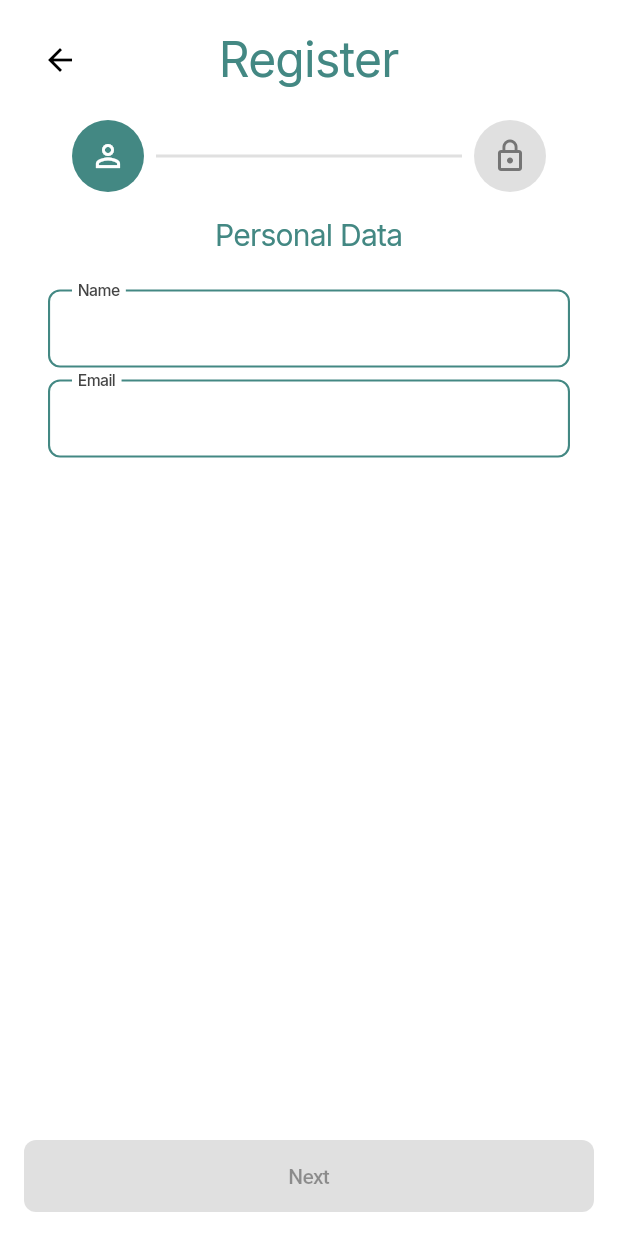
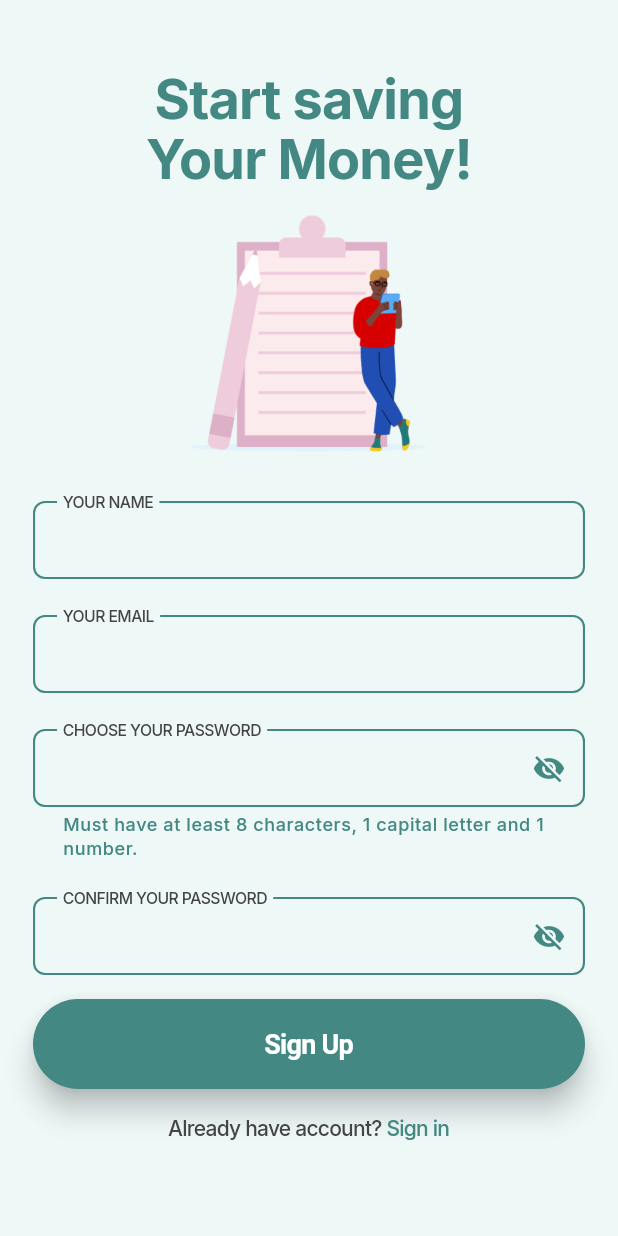
Before and after one commit to thak1996/financy_app, a Flutter app: the RegisterPage screen opened by its route, on a phone screen of 412 x 824 dp. Run offline on Flutter 3.47's test engine with Material 3 defaults, Android fonts, the phone set to English and light mode, and no system bars; our stand-ins replace dio, flutter_bloc, flutter_secure_storage, go_router, google_fonts; accounts and stored records are empty.

Commit message:
Refactor registration flow and update UI components
- Added a new registration image asset for enhanced visual appeal.
- Updated password confirmation error message for clarity.
- Removed the HeaderRegisterWidget and integrated its functionality into the RegisterPage layout.
- Refactored RegisterController to simplify state management and removed unnecessary methods.
- Enhanced TextFieldWidget to include helper text and improved validation handling.
- Streamlined the registration page layout for better user experience and accessibility.

```diff
--- a/lib/app/core/utils/validators.dart
+++ b/lib/app/core/utils/validators.dart
@@ -52,7 +52,7 @@ class Validators {
       return 'Confirmação de senha é obrigatória';
     }
     if (value != password) {
-      return 'As senhas não conferem';
+      return 'Passwords do not match. Please retype.';
     }
     return null;
   }
--- a/lib/app/core/widgets/header_register.widget.dart
+++ /dev/null
@@ -1,23 +0,0 @@
-import 'package:flutter/material.dart';
-
-class HeaderRegisterWidget extends StatelessWidget {
-  const HeaderRegisterWidget({super.key, this.onPressed, this.title});
-
-  final VoidCallback? onPressed;
-  final String? title;
-
-  @override
-  Widget build(BuildContext context) {
-    return Row(
-      mainAxisAlignment: MainAxisAlignment.spaceBetween,
-      children: [
-        IconButton(icon: const Icon(Icons.arrow_back), onPressed: onPressed),
-        Text(
-          title ?? 'Title not found',
-          style: Theme.of(context).textTheme.displayMedium,
-        ),
-        const SizedBox(width: 48),
-      ],
-    );
-  }
-}
--- a/lib/app/core/widgets/text_field.widget.dart
+++ b/lib/app/core/widgets/text_field.widget.dart
@@ -3,15 +3,16 @@ import 'package:flutter/services.dart';
 import '../theme/app.colors.dart';
 
 class TextFieldWidget extends StatefulWidget {
+  final String? Function(String?)? validator;
+  final void Function(String)? onChanged;
   final TextEditingController controller;
+  final bool enableSuggestions;
+  final String? helperText;
+  final TextInputFormatter? inputFormatter;
+  final bool isPassword;
+  final TextInputType? keyboardType;
   final String label;
-  final bool isPassword;
-  final String? Function(String?)? validator;
-  final TextInputType? keyboardType;
-  final bool enableSuggestions;
   final TextInputAction? textInputAction;
-  final TextInputFormatter? inputFormatter;
-  final void Function(String)? onChanged;
 
   const TextFieldWidget({
     super.key,
@@ -24,6 +25,7 @@ class TextFieldWidget extends StatefulWidget {
     this.textInputAction,
     this.inputFormatter,
     this.onChanged,
+    this.helperText,
   });
 
   @override
@@ -31,13 +33,12 @@ class TextFieldWidget extends StatefulWidget {
 }
 
 class _TextFieldWidgetState extends State<TextFieldWidget> {
-  bool _obscureText = true;
-
-  void _toggleObscureText() => setState(() => _obscureText = !_obscureText);
-
   @override
   Widget build(BuildContext context) {
-    return TextFormField(
+    return Column(
+      crossAxisAlignment: CrossAxisAlignment.start,
+      children: [
+        TextFormField(
           controller: widget.controller,
           obscureText: widget.isPassword && _obscureText,
           keyboardType: widget.keyboardType,
@@ -50,14 +51,30 @@ class _TextFieldWidgetState extends State<TextFieldWidget> {
           textInputAction: widget.textInputAction,
           inputFormatters:
               widget.inputFormatter != null ? [widget.inputFormatter!] : null,
-      onChanged: widget.onChanged,
           style: Theme.of(context).textTheme.bodyMedium?.copyWith(
             color: AppColors.textPrimary,
             fontWeight: FontWeight.w500,
           ),
+          onChanged: (value) {
+            if (value.length == 1) {
+              setState(() => _helperText = null);
+            } else if (value.isEmpty) {
+              setState(() => _helperText = widget.helperText);
+            }
+          },
           decoration: InputDecoration(
-        labelText: widget.label,
+            labelText: widget.label.toUpperCase(),
+            labelStyle: Theme.of(context).textTheme.bodyMedium?.copyWith(
+              color: AppColors.textPrimary,
+              fontWeight: FontWeight.w500,
+            ),
+            helperText: _helperText,
 
+            helperMaxLines: 3,
+            helperStyle: Theme.of(context).textTheme.bodySmall?.copyWith(
+              color: AppColors.textPrimary,
+              fontWeight: FontWeight.w500,
+            ),
             suffixIcon:
                 widget.isPassword
                     ? IconButton(
@@ -73,6 +90,19 @@ class _TextFieldWidgetState extends State<TextFieldWidget> {
           validator:
               widget.validator ??
               (value) => value?.isEmpty ?? true ? 'Campo obrigatório' : null,
+        ),
+      ],
     );
   }
+
+  String? _helperText;
+  bool _obscureText = true;
+
+  @override
+  void initState() {
+    super.initState();
+    _helperText = widget.helperText;
   }
+
+  void _toggleObscureText() => setState(() => _obscureText = !_obscureText);
+}
--- a/lib/app/page/auth/register/register.controller.dart
+++ b/lib/app/page/auth/register/register.controller.dart
@@ -3,42 +3,16 @@ import 'package:flutter_bloc/flutter_bloc.dart';
 import 'register.state.dart';
 
 class RegisterController extends Cubit<RegisterState> {
-  RegisterController() : super(const RegisterInitial());
+  RegisterController() : super(RegisterInitial());
 
   Future<void> register(String email, String password) async {
     try {
       await Future.delayed(const Duration(seconds: 2));
-      emit(RegisterLoading(currentStep: state.currentStep));
+      emit(RegisterLoading());
       log('email: $email');
       log('password: $password');
     } catch (e) {
-      emit(RegisterError(e.toString(), currentStep: state.currentStep));
+      emit(RegisterError(e.toString()));
     }
   }
-
-  @override
-  Future<void> close() {
-    reset();
-    return super.close();
-  }
-
-  void nextStep() {
-    if (state.currentStep < 1) {
-      emit(RegisterInitial(currentStep: state.currentStep + 1));
-    }
-  }
-
-  void goToStep(int step) {
-    if (step >= 0 && step <= 1) {
-      emit(RegisterInitial(currentStep: step));
-    }
-  }
-
-  void previousStep() {
-    if (state.currentStep > 0) {
-      emit(RegisterInitial(currentStep: state.currentStep - 1));
-    }
-  }
-
-  void reset() => emit(const RegisterInitial());
 }
--- a/lib/app/page/auth/register/register.page.dart
+++ b/lib/app/page/auth/register/register.page.dart
@@ -1,9 +1,9 @@
 import 'package:flutter/material.dart';
 import 'package:flutter_bloc/flutter_bloc.dart';
 import 'package:go_router/go_router.dart';
+import '../../../core/theme/app.colors.dart';
 import '../../../core/widgets/alert_dialog.widget.dart';
-import '../../../core/widgets/header_register.widget.dart';
-import '../../../core/widgets/step_indicator.widget.dart';
+import '../../../core/widgets/text_button.widget.dart';
 import '../../../core/widgets/text_field.widget.dart';
 import 'register.controller.dart';
 import 'register.state.dart';
@@ -21,6 +21,7 @@ class _RegisterPageState extends State<RegisterPage> {
   final passwordController = TextEditingController();
   final confirmPasswordController = TextEditingController();
   final nameController = TextEditingController();
+  final _formKey = GlobalKey<FormState>();
 
   @override
   void dispose() {
@@ -47,55 +48,93 @@ class _RegisterPageState extends State<RegisterPage> {
         builder: (context, state) {
           final controller = context.read<RegisterController>();
           return Scaffold(
-            body: SafeArea(
-              child: Padding(
-                padding: const EdgeInsets.all(16),
+            backgroundColor: AppColors.iceWhite,
+            body: Padding(
+              padding: const EdgeInsets.all(22),
+              child: Center(
+                child: SingleChildScrollView(
+                  child: ConstrainedBox(
+                    constraints: BoxConstraints(maxWidth: 400),
+                    child: Column(
+                      mainAxisAlignment: MainAxisAlignment.center,
+                      crossAxisAlignment: CrossAxisAlignment.center,
+                      children: [
+                        Center(
+                          child: Text(
+                            'Start saving\nYour Money!',
+                            textAlign: TextAlign.center,
+                            style: Theme.of(context).textTheme.displayLarge
+                                ?.copyWith(fontWeight: FontWeight.w700),
+                          ),
+                        ),
+                        const SizedBox(height: 16),
+                        Image.asset('assets/images/register.png'),
+                        const SizedBox(height: 32),
+                        Form(
+                          key: _formKey,
                           child: Column(
                             children: [
-                    HeaderRegisterWidget(
-                      title: 'Register',
-                      onPressed: () {
-                        controller.reset();
-                        context.pop();
-                      },
+                              TextFieldWidget(
+                                controller: nameController,
+                                label: 'YOUR NAME',
+                                keyboardType: TextInputType.name,
+                                textInputAction: TextInputAction.next,
+                                validator: Validators.validateName,
                               ),
-                    StepIndicatorWidget(
-                      currentStep: state.currentStep,
-                      totalSteps: 2,
-                      onStepTapped: (step) => controller.goToStep(step),
-                      icons: [Icons.person_outline, Icons.lock_outline],
+                              const SizedBox(height: 24),
+                              TextFieldWidget(
+                                controller: emailController,
+                                label: 'YOUR EMAIL',
+                                keyboardType: TextInputType.emailAddress,
+                                textInputAction: TextInputAction.next,
+                                validator: Validators.validateEmail,
                               ),
-                    Text(
-                      _getStepTitle(state.currentStep),
-                      style: Theme.of(context).textTheme.titleLarge,
+                              const SizedBox(height: 24),
+                              TextFieldWidget(
+                                controller: passwordController,
+                                label: 'CHOOSE YOUR PASSWORD',
+                                isPassword: true,
+                                textInputAction: TextInputAction.next,
+                                validator: Validators.validatePassword,
+                                helperText:
+                                    'Must have at least 8 characters, 1 capital letter and 1 number.',
                               ),
-                    Expanded(
-                      child: _buildStep(
-                        state.currentStep,
-                        controller,
-                        emailController,
-                        passwordController,
-                        confirmPasswordController,
-                        nameController,
+                              const SizedBox(height: 24),
+                              TextFieldWidget(
+                                controller: confirmPasswordController,
+                                label: 'CONFIRM YOUR PASSWORD',
+                                isPassword: true,
+                                validator:
+                                    (value) => Validators.confirmPassword(
+                                      value,
+                                      passwordController.text,
                                     ),
                               ),
-                    ElevatedButton(
-                      onPressed:
-                          !_canAdvance(state.currentStep)
-                              ? null
-                              : () {
-                                if (state.currentStep == 0) {
-                                  controller.nextStep();
-                                } else {
+                            ],
+                          ),
+                        ),
+                        const SizedBox(height: 16),
+                        FilledButton(
+                          onPressed: () {
+                            if (_formKey.currentState!.validate()) {
                               controller.register(
                                 emailController.text,
                                 passwordController.text,
                               );
                             }
                           },
-                      child: Text(state.currentStep == 1 ? 'Finish' : 'Next'),
+                          child: Text('Sign Up'),
                         ),
+                        const SizedBox(height: 16),
+                        TextButtonWidget(
+                          primaryText: 'Already have account?',
+                          secondaryText: 'Sign in',
+                          onPressed: () => context.push('/login'),
+                        ),
+                        const SizedBox(height: 16),
                       ],
+                    ),
+                  ),
                 ),
               ),
             ),
@@ -104,100 +143,4 @@ class _RegisterPageState extends State<RegisterPage> {
       ),
     );
   }
-
-  bool _canAdvance(int currentStep) {
-    if (currentStep == 0) {
-      return Validators.validateEmail(emailController.text) == null &&
-          Validators.validateName(nameController.text) == null;
-    } else {
-      return Validators.validatePassword(passwordController.text) == null &&
-          Validators.confirmPassword(
-                confirmPasswordController.text,
-                passwordController.text,
-              ) ==
-              null;
 }
-  }
-
-  String _getStepTitle(int step) {
-    switch (step) {
-      case 0:
-        return 'Personal Data';
-      case 1:
-        return 'Password';
-      default:
-        return '';
-    }
-  }
-
-  Widget _buildStep(
-    int step,
-    RegisterController controller,
-    TextEditingController emailController,
-    TextEditingController passwordController,
-    TextEditingController confirmPasswordController,
-    TextEditingController nameController,
-  ) {
-    switch (step) {
-      case 0:
-        return Padding(
-          padding: const EdgeInsets.symmetric(horizontal: 16, vertical: 24),
-          child: Form(
-            child: Column(
-              children: [
-                TextFieldWidget(
-                  controller: nameController,
-                  label: 'Name',
-                  keyboardType: TextInputType.name,
-                  textInputAction: TextInputAction.next,
-                  validator: Validators.validateName,
-                  onChanged: (_) => setState(() {}),
-                ),
-                const SizedBox(height: 8),
-                TextFieldWidget(
-                  controller: emailController,
-                  label: 'Email',
-                  keyboardType: TextInputType.emailAddress,
-                  textInputAction: TextInputAction.next,
-                  validator: Validators.validateEmail,
-                  onChanged: (_) => setState(() {}),
-                ),
-              ],
-            ),
-          ),
-        );
-      case 1:
-        return Padding(
-          padding: const EdgeInsets.symmetric(horizontal: 16, vertical: 24),
-          child: Form(
-            child: Column(
-              children: [
-                TextFieldWidget(
-                  controller: passwordController,
-                  label: 'Password',
-                  isPassword: true,
-                  textInputAction: TextInputAction.next,
-                  validator: Validators.validatePassword,
-                  onChanged: (_) => setState(() {}),
-                ),
-                const SizedBox(height: 16),
-                TextFieldWidget(
-                  controller: confirmPasswordController,
-                  label: 'Confirm Password',
-                  isPassword: true,
-                  validator:
-                      (value) => Validators.confirmPassword(
-                        value,
-                        passwordController.text,
-                      ),
-                  onChanged: (_) => setState(() {}),
-                ),
-              ],
-            ),
-          ),
-        );
-      default:
-        return const SizedBox();
-    }
-  }
-}
--- a/lib/app/page/auth/register/register.state.dart
+++ b/lib/app/page/auth/register/register.state.dart
@@ -1,23 +1,15 @@
 abstract class RegisterState {
-  final int currentStep;
-
-  const RegisterState({this.currentStep = 0});
+  const RegisterState();
 }
 
-class RegisterInitial extends RegisterState {
-  const RegisterInitial({super.currentStep});
-}
+class RegisterInitial extends RegisterState {}
 
-class RegisterLoading extends RegisterState {
-  const RegisterLoading({super.currentStep});
-}
+class RegisterLoading extends RegisterState {}
 
-class RegisterSuccess extends RegisterState {
-  const RegisterSuccess({super.currentStep});
-}
+class RegisterSuccess extends RegisterState {}
 
 class RegisterError extends RegisterState {
   final String message;
 
-  const RegisterError(this.message, {super.currentStep});
+  const RegisterError(this.message);
 }
```
Also changed, not shown: assets/images/register.png (added). Lines whose indentation alone changed are shown as unchanged.
